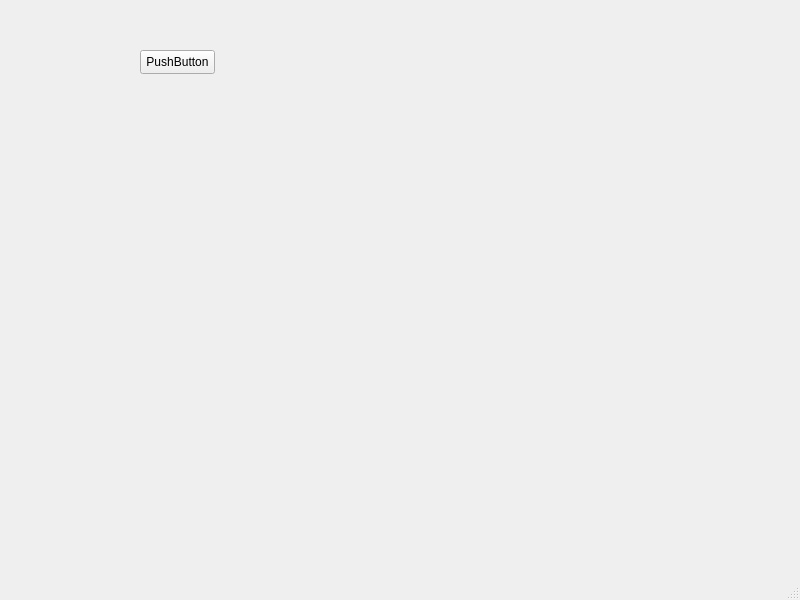
Qt form mainwindow.ui (University-of-Utah-CS3505/a9-edu-app-wyattbworld) before a commit.
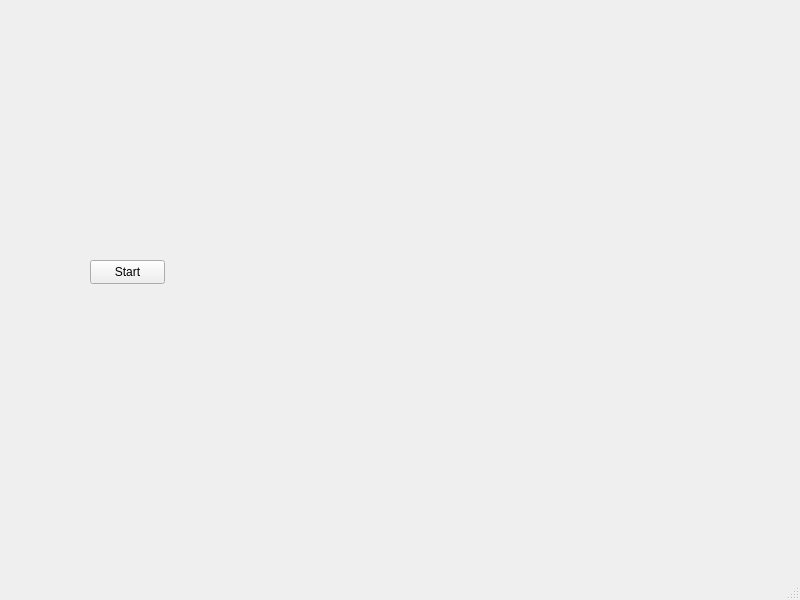
The same form after that commit. Custom widgets are drawn as their Qt base class.

```diff
--- a/mainwindow.ui
+++ b/mainwindow.ui
@@ -27,14 +27,14 @@
    <widget class="QPushButton" name="pushButton">
     <property name="geometry">
      <rect>
-      <x>140</x>
-      <y>50</y>
+      <x>90</x>
+      <y>260</y>
       <width>75</width>
       <height>24</height>
      </rect>
     </property>
     <property name="text">
-     <string>PushButton</string>
+     <string>Start</string>
     </property>
    </widget>
   </widget>
```
Left out of the diff: 4 changed lines with no effect on the pictures.
